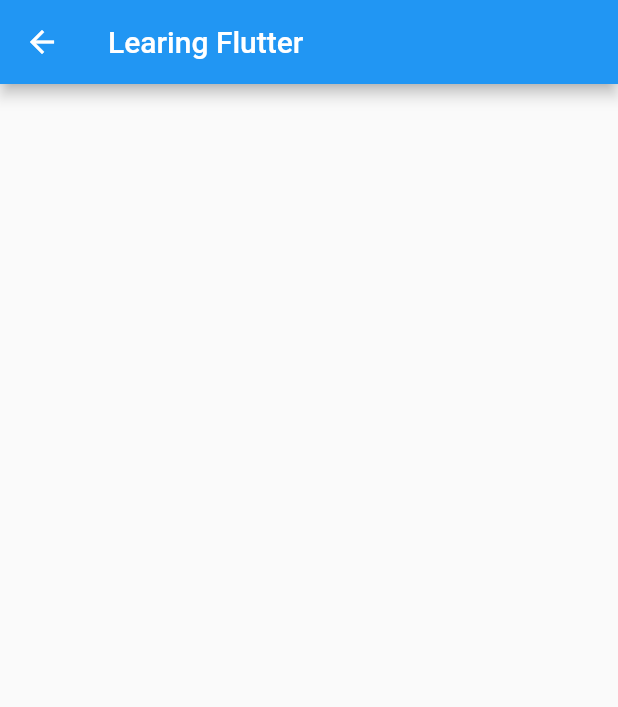
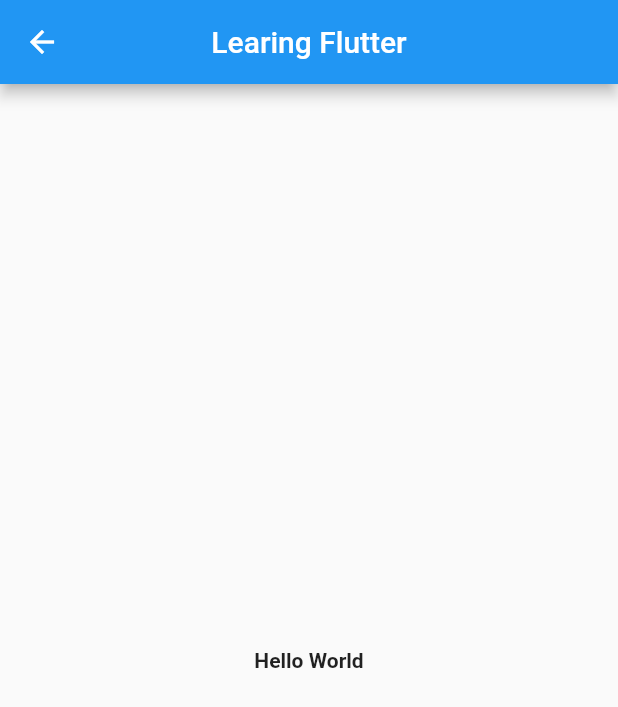
Before and after one commit to Tsuzat/learning_flutter, a Flutter app: the HomePage screen opened directly, on a phone screen of 412 x 824 dp. Shown: the top 707 px of the screen. Run offline on Flutter 3.47's test engine with Material 2 defaults, Android fonts, the phone set to English and light mode, and no system bars; missing offline and left inert: desktop_window.

Commit message:
Updated Day4

```diff
--- a/lib/pages/home_page.dart
+++ b/lib/pages/home_page.dart
@@ -10,6 +10,13 @@ class HomePage extends StatelessWidget {
         title: const Text(
           "Learing Flutter",
         ),
+        centerTitle: true,
+      ),
+      body: const Center(
+        child: Text(
+          "Hello World",
+          style: TextStyle(fontWeight: FontWeight.bold),
+        ),
       ),
     );
   }
```
Also changed, not shown: lib/main.dart (+5 -5 lines), lib/pages/login_page.dart (+21 -0 lines).
